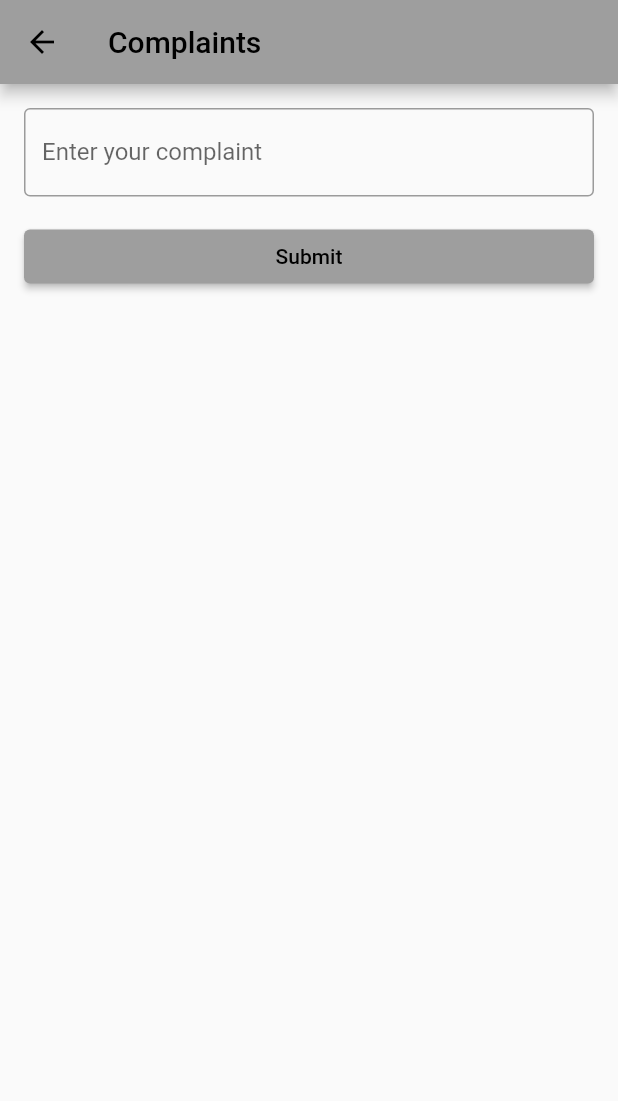
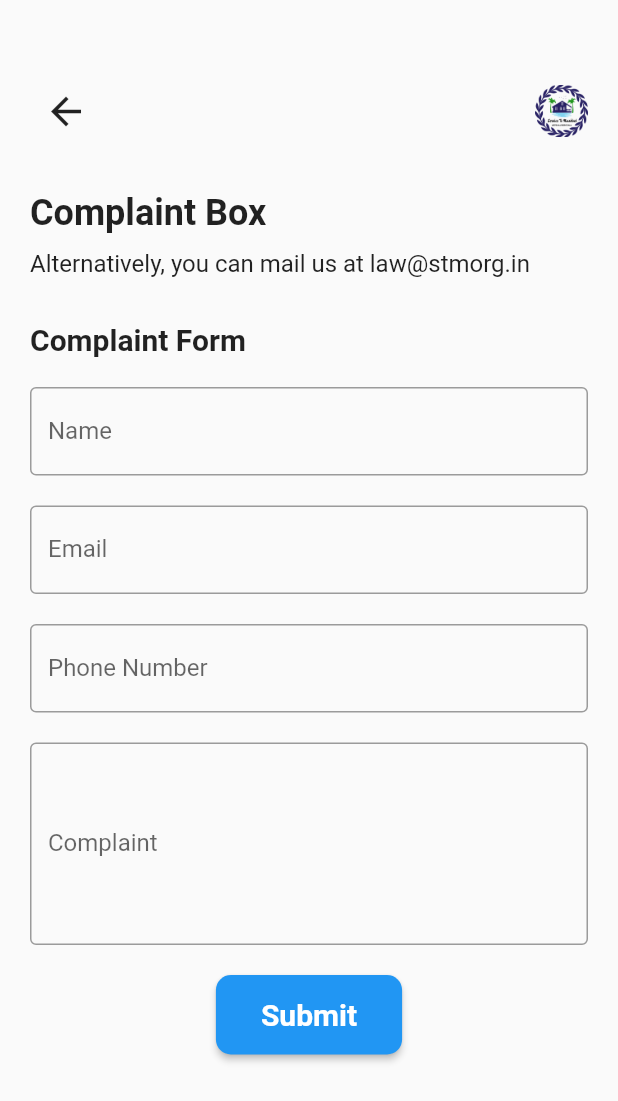
Before and after one commit to ServiceToMankind/askstm_app, a Flutter app: the ComplaintsScreen screen opened directly, on a phone screen of 412 x 824 dp. Shown: the top 1101 px of the screen. Run offline on Flutter 3.47's test engine with Material 2 defaults, Android fonts, the phone set to English and light mode, and no system bars; our stand-ins replace flutter_svg.

Commit message:
askstm: update complaints screen
Signed-off-by: kiranpranay <pranaybannu12@gmail.com>

```diff
--- a/lib/screens/complaints.dart
+++ b/lib/screens/complaints.dart
@@ -1,39 +1,173 @@
 import 'package:flutter/material.dart';
+import 'package:flutter_svg/flutter_svg.dart';
+import 'package:http/http.dart' as http;
+import 'dart:convert';
+
+void main() => runApp(const MyApp());
+
+class MyApp extends StatelessWidget {
+  const MyApp({super.key});
+
+  @override
+  Widget build(BuildContext context) {
+    return MaterialApp(
+      debugShowCheckedModeBanner: false,
+      title: 'Complaints',
+      theme: ThemeData(),
+      home: const ComplaintsScreen(),
+    );
+  }
+}
 
 class ComplaintsScreen extends StatefulWidget {
-  const ComplaintsScreen({super.key});
+  const ComplaintsScreen({Key? key}) : super(key: key);
 
   @override
   _ComplaintsScreenState createState() => _ComplaintsScreenState();
 }
 
 class _ComplaintsScreenState extends State<ComplaintsScreen> {
+  final TextEditingController nameController = TextEditingController();
+  final TextEditingController emailController = TextEditingController();
+  final TextEditingController phoneController = TextEditingController();
+  final TextEditingController complaintController = TextEditingController();
   final _formKey = GlobalKey<FormState>();
-  final _complaintController = TextEditingController();
 
-  @override
-  void dispose() {
-    _complaintController.dispose();
-    super.dispose();
+  // Function to handle form submission
+  Future<void> _submitForm() async {
+    final formData = {
+      'name': nameController.text,
+      'email': emailController.text,
+      'phone': phoneController.text,
+      'complaint': complaintController.text,
+    };
+
+    final response = await http.post(
+      Uri.parse('https://apis.stmorg.in/complaints/add_complaints'),
+      body: formData,
+    );
+
+    if (response.statusCode == 200) {
+      // Handle successful submission
+      var data = jsonDecode(response.body);
+      if (data['status'] == 'success') {
+        var id = data['data'];
+        // display success message and clear form
+        nameController.clear();
+        emailController.clear();
+        phoneController.clear();
+        complaintController.clear();
+        ScaffoldMessenger.of(context).showSnackBar(
+          SnackBar(
+            content: Text('Complaint submitted with ID: $id'),
+          ),
+        );
+      } else {
+        print('Error submitting form. Status code: ${response.statusCode}');
+        print(data['data']);
+      }
+    } else {
+      // Handle error in submission
+      print('Error submitting form. Status code: ${response.statusCode}');
+    }
   }
 
   @override
   Widget build(BuildContext context) {
     return Scaffold(
-      appBar: AppBar(
-        title: const Text('Complaints'),
+      body: SingleChildScrollView(
+        child: Padding(
+          padding: const EdgeInsets.only(left: 20, top: 50, right: 20),
+          child: Column(
+            crossAxisAlignment: CrossAxisAlignment.start,
+            children: <Widget>[
+              Row(
+                mainAxisAlignment: MainAxisAlignment.spaceBetween,
+                children: <Widget>[
+                  // SvgPicture.asset("assets/icons/menu.svg"),
+                  // Go back to previous screen
+                  IconButton(
+                    onPressed: () {
+                      Navigator.pop(context);
+                    },
+                    icon: const Icon(Icons.arrow_back),
+                    padding: const EdgeInsets.all(0),
+                    iconSize: 30,
                   ),
-      body: Padding(
-        padding: const EdgeInsets.all(16.0),
-        child: Form(
+                  Image.asset("assets/images/logo.png", height: 35),
+                ],
+              ),
+              const SizedBox(height: 30),
+              const Text("Complaint Box",
+                  style: TextStyle(fontSize: 24, fontWeight: FontWeight.bold)),
+              const SizedBox(height: 10),
+              const Text(
+                "Alternatively, you can mail us at law@stmorg.in",
+                style: TextStyle(fontSize: 16),
+                textAlign: TextAlign.justify,
+              ),
+              const SizedBox(height: 30),
+              const Row(
+                mainAxisAlignment: MainAxisAlignment.spaceBetween,
+                children: <Widget>[
+                  Text("Complaint Form",
+                      style:
+                          TextStyle(fontSize: 20, fontWeight: FontWeight.bold)),
+                ],
+              ),
+              const SizedBox(height: 20),
+              // Beautiful form
+              Form(
                 key: _formKey,
                 child: Column(
-            crossAxisAlignment: CrossAxisAlignment.stretch,
-            children: [
+                  children: <Widget>[
                     TextFormField(
-                controller: _complaintController,
+                      controller: nameController,
                       decoration: const InputDecoration(
-                  labelText: 'Enter your complaint',
+                        labelText: "Name",
+                        border: OutlineInputBorder(),
+                      ),
+                      validator: (value) {
+                        if (value!.isEmpty) {
+                          return 'Please enter your name';
+                        }
+                        return null;
+                      },
+                    ),
+                    const SizedBox(height: 20),
+                    TextFormField(
+                      controller: emailController,
+                      decoration: const InputDecoration(
+                        labelText: "Email",
+                        border: OutlineInputBorder(),
+                      ),
+                      validator: (value) {
+                        if (value!.isEmpty) {
+                          return 'Please enter your email';
+                        }
+                        return null;
+                      },
+                    ),
+                    const SizedBox(height: 20),
+                    TextFormField(
+                      controller: phoneController,
+                      decoration: const InputDecoration(
+                        labelText: "Phone Number",
+                        border: OutlineInputBorder(),
+                      ),
+                      validator: (value) {
+                        if (value!.isEmpty) {
+                          return 'Please enter your phone number';
+                        }
+                        return null;
+                      },
+                    ),
+                    const SizedBox(height: 20),
+                    TextFormField(
+                      controller: complaintController,
+                      maxLines: 5,
+                      decoration: const InputDecoration(
+                        labelText: "Complaint",
                         border: OutlineInputBorder(),
                       ),
                       validator: (value) {
@@ -43,18 +177,31 @@ class _ComplaintsScreenState extends State<ComplaintsScreen> {
                         return null;
                       },
                     ),
-              const SizedBox(height: 16.0),
+                    const SizedBox(height: 20),
+
+                    // Submit button
                     ElevatedButton(
                       onPressed: () {
                         if (_formKey.currentState!.validate()) {
-                    // TODO: Submit complaint to server
-                    _complaintController.clear();
-                    ScaffoldMessenger.of(context).showSnackBar(
-                      const SnackBar(content: Text('Complaint submitted')),
-                    );
+                          _submitForm();
                         }
                       },
-                child: const Text('Submit'),
+                      style: ElevatedButton.styleFrom(
+                        backgroundColor: Colors.blue,
+                        padding: const EdgeInsets.symmetric(
+                            horizontal: 30, vertical: 15),
+                        shape: RoundedRectangleBorder(
+                          borderRadius: BorderRadius.circular(10),
+                        ),
+                      ),
+                      child: const Text("Submit",
+                          style: TextStyle(
+                              fontSize: 20,
+                              fontWeight: FontWeight.bold,
+                              color: Colors.white)),
+                    ),
+                  ],
+                ),
               ),
             ],
           ),
--- a/pubspec.yaml
+++ b/pubspec.yaml
@@ -37,6 +37,9 @@ dependencies:
   cupertino_icons: ^1.0.2
   flutter_svg: ^2.0.7
   flutter_staggered_grid_view: ^0.4.0
+  http: ^1.1.0
+  package_info: ^2.0.2
+  url_launcher: ^6.2.1
 
 dev_dependencies:
   flutter_test:
```
Also changed, not shown: pubspec.lock, 5 other files. Lines whose indentation alone changed are shown as unchanged.
